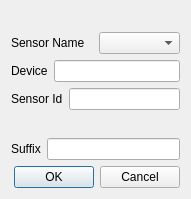
This is src/nidas/apps/config/AddSensorComboDialog.ui in NCAR/nidas as Qt 5 draws it before an edit. The edited form follows.
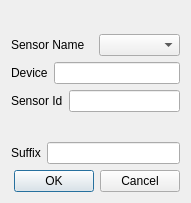
This is the edited form.

What changed in the file:
```diff
--- a/src/nidas/apps/config/AddSensorComboDialog.ui
+++ b/src/nidas/apps/config/AddSensorComboDialog.ui
@@ -1,13 +1,13 @@
 <?xml version="1.0" encoding="UTF-8"?>
 <ui version="4.0">
  <class>config::AddSensorComboDialog</class>
- <widget class="QDialog" name="config::AddSensorComboDialog">
-  <property name="geometry">
+ <widget class="QDialog" name="config::AddSensorComboDialog" >
+  <property name="geometry" >
    <rect>
     <x>0</x>
     <y>0</y>
     <width>191</width>
-    <height>199</height>
+    <height>203</height>
    </rect>
   </property>
   <property name="windowTitle">
```
Left out of the diff: 85 changed lines with no effect on the pictures.
